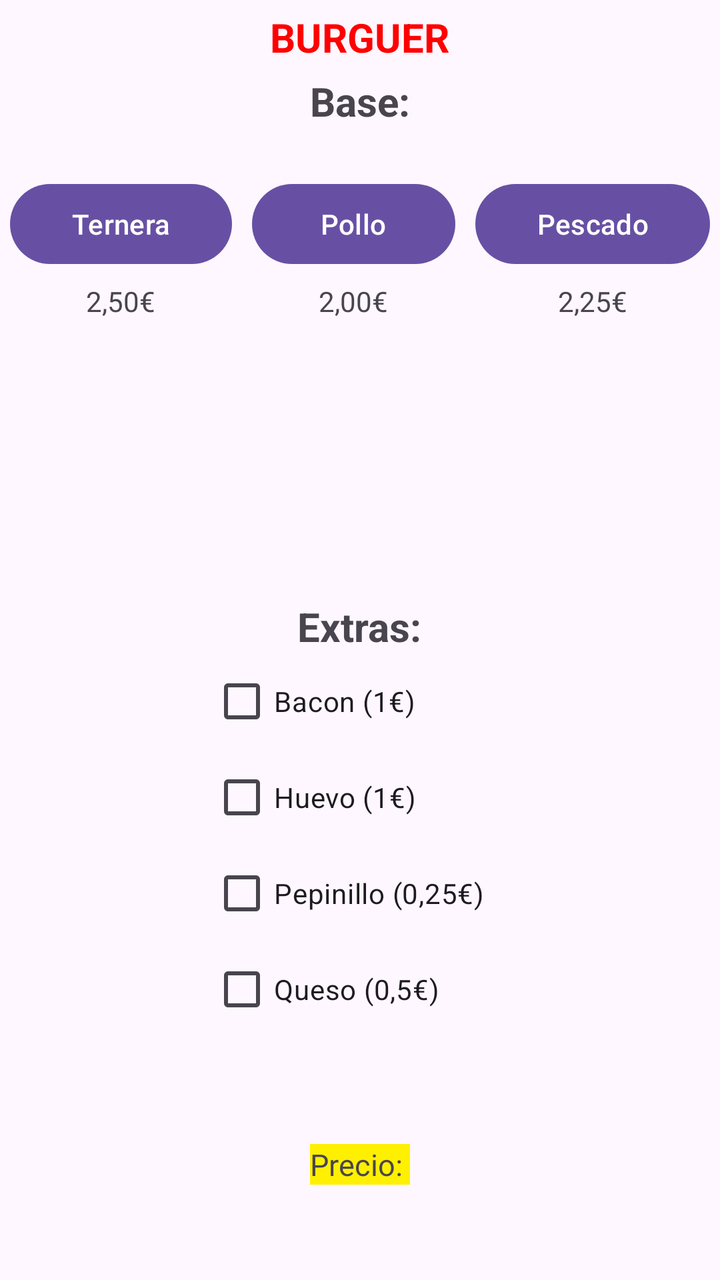
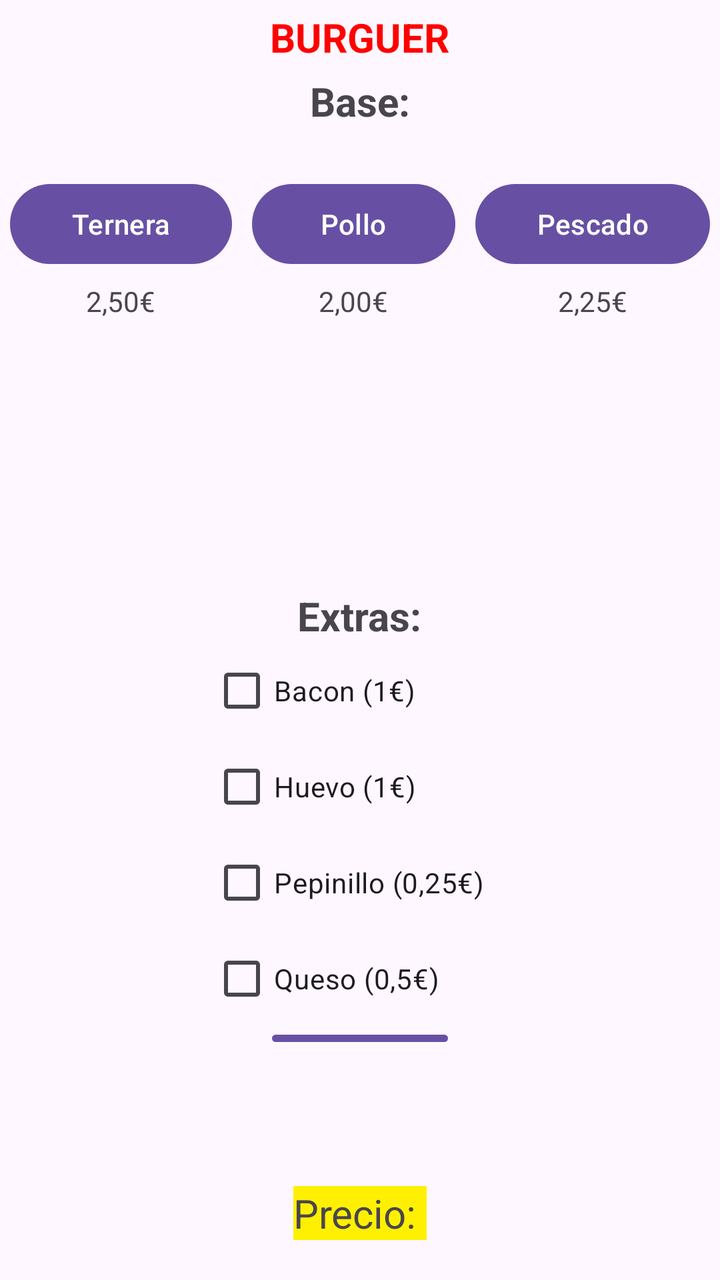

The first picture is an Android layout as it rendered before a commit; the second is the same layout after the commit. The layout source and the unified diff follow.
<!-- AndroidManifest.xml: application theme Theme.Hamburguesa -->
<!-- res/layout/activity_main.xml -->
<?xml version="1.0" encoding="utf-8"?>
<LinearLayout xmlns:android="http://schemas.android.com/apk/res/android"
    xmlns:app="http://schemas.android.com/apk/res-auto"
    xmlns:tools="http://schemas.android.com/tools"
    android:id="@+id/main"
    android:layout_width="match_parent"
    android:layout_height="match_parent"
    android:orientation="vertical"
    android:gravity="center"
    tools:context=".MainActivity">
    <TextView
        android:layout_width="wrap_content"
        android:layout_height="wrap_content"
        android:text="BURGUER"
        android:textStyle="bold"
        android:textColor="#FF0000"
        android:textSize="20sp"
        android:padding="5dp"/>
    <TextView
        android:layout_width="wrap_content"
        android:layout_height="wrap_content"
        android:text="Base:"
        android:textSize="20sp"
        android:textStyle="bold"
        />


    <TableLayout
        android:layout_width="match_parent"
        android:layout_height="0dp"
        android:layout_weight="1"
        android:stretchColumns="*"
        android:gravity="center">

        <TableRow
            android:layout_width="match_parent"
            android:layout_height="wrap_content"
            android:gravity="center">

            <Button
                android:id="@+id/btnTernera"
                android:layout_width="wrap_content"
                android:layout_height="wrap_content"
                android:layout_margin="5dp"
                android:text="Ternera" />

            <Button
                android:id="@+id/btnPollo"
                android:layout_width="wrap_content"
                android:layout_height="wrap_content"
                android:layout_margin="5dp"
                android:text="Pollo" />

            <Button
                android:id="@+id/btnPescado"
                android:layout_width="wrap_content"
                android:layout_height="wrap_content"
                android:layout_margin="5dp"
                android:text="Pescado" />
        </TableRow>

        <TableRow
            android:layout_width="match_parent"
            android:layout_height="wrap_content"
            android:gravity="center">

            <TextView
                android:id="@+id/txtPrecioTernera"
                android:layout_width="wrap_content"
                android:layout_height="wrap_content"
                android:gravity="center"
                android:text="2,50€" />

            <TextView
                android:id="@+id/txtPrecioPollo"
                android:layout_width="wrap_content"
                android:layout_height="wrap_content"
                android:gravity="center"
                android:text="2,00€" />

            <TextView
                android:id="@+id/txtPrecioPescado"
                android:layout_width="wrap_content"
                android:layout_height="wrap_content"
                android:gravity="center"
                android:text="2,25€" />
        </TableRow>
    </TableLayout>


    <LinearLayout
        android:layout_width="match_parent"
        android:layout_height="0dp"
        android:layout_weight="1"
        android:orientation="horizontal"
        android:gravity="center">
        <ImageView
            android:id="@+id/ivImagen"
            android:layout_width="200dp"
            android:layout_height="100dp"/>
    </LinearLayout>


    <LinearLayout
        android:layout_width="match_parent"
        android:layout_height="0dp"
        android:layout_weight="2"
        android:orientation="vertical"
        android:gravity="center">
        <TextView
            android:layout_width="wrap_content"
            android:layout_height="wrap_content"
            android:text="Extras:"
            android:textSize="20sp"
            android:textStyle="bold"/>
        <CheckBox
            android:id="@+id/chBoxBacon"
            android:layout_width="150dp"
            android:layout_height="wrap_content"
            android:text="Bacon (1€)"
            android:onClick="calculoPrecioCheckBox"
            />
        <CheckBox
            android:id="@+id/chBoxHuevo"
            android:layout_width="150dp"
            android:layout_height="wrap_content"
            android:text="Huevo (1€)"
            android:onClick="calculoPrecioCheckBox"
            />
        <CheckBox
            android:id="@+id/chBoxPepinillo"
            android:layout_width="150dp"
            android:layout_height="wrap_content"
            android:text="Pepinillo (0,25€)"
            android:onClick="calculoPrecioCheckBox"
            />
        <CheckBox
            android:id="@+id/chBoxQueso"
            android:layout_width="150dp"
            android:layout_height="wrap_content"
            android:text="Queso (0,5€)"
            android:onClick="calculoPrecioCheckBox"
            />
    </LinearLayout>
    <LinearLayout
        android:layout_width="match_parent"
        android:layout_height="0dp"
        android:layout_weight="1"
        android:orientation="vertical"
        android:gravity="center">
        <TextView
            android:id="@+id/txtVPrecio"
            android:layout_width="wrap_content"
            android:layout_height="wrap_content"
            android:textSize="15sp"
            android:text="Precio: "
            android:background="#FFF000" />
    </LinearLayout>

</LinearLayout>
<!-- resources referenced by this layout -->
<resources>
  <style name="Theme.Hamburguesa" parent="Base.Theme.Hamburguesa" />
  <style name="Base.Theme.Hamburguesa" parent="Theme.Material3.DayNight.NoActionBar">
          
          
      </style>
</resources>

<!-- the commit's change to res/layout/activity_main.xml (unified diff, before → after) -->
@@ -141,18 +141,41 @@
             android:text="Queso (0,5€)"
             android:onClick="calculoPrecioCheckBox"
             />
+        <Button
+            android:id="@+id/btnPagar"
+            android:layout_width="wrap_content"
+            android:layout_height="wrap_content"
+            android:text="Pagar"/>
+    </LinearLayout>
+    <LinearLayout
+        android:layout_width="wrap_content"
+        android:layout_height="wrap_content"
+        android:orientation="horizontal">
+        <androidx.appcompat.widget.SwitchCompat
+            android:id="@+id/swcDescuento"
+            android:layout_width="wrap_content"
+            android:layout_height="wrap_content"
+            android:checked="false"
+            android:visibility="invisible"
+            android:layout_marginRight="10dp"/>
+        <TextView
+            android:id="@+id/txtDescuento"
+            android:layout_width="wrap_content"
+            android:layout_height="wrap_content"
+            android:visibility="invisible"
+            android:text="Descuento por bono estudiante (10%)"/>
     </LinearLayout>
     <LinearLayout
         android:layout_width="match_parent"
-        android:layout_height="0dp"
-        android:layout_weight="1"
+        android:layout_height="wrap_content"
         android:orientation="vertical"
-        android:gravity="center">
+        android:gravity="center"
+        android:padding="20dp">
         <TextView
             android:id="@+id/txtVPrecio"
             android:layout_width="wrap_content"
             android:layout_height="wrap_content"
-            android:textSize="15sp"
+            android:textSize="20sp"
             android:text="Precio: "
             android:background="#FFF000" />
     </LinearLayout>
